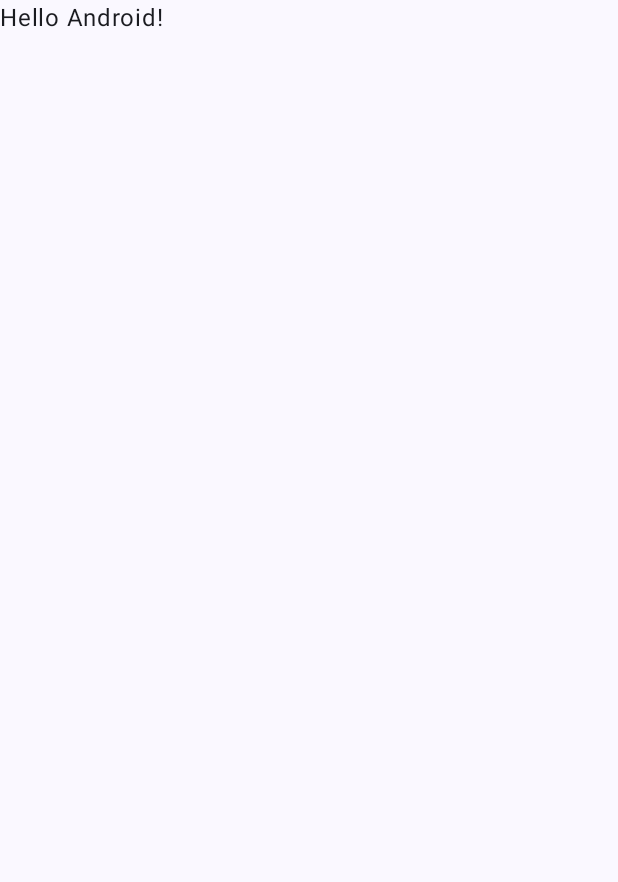
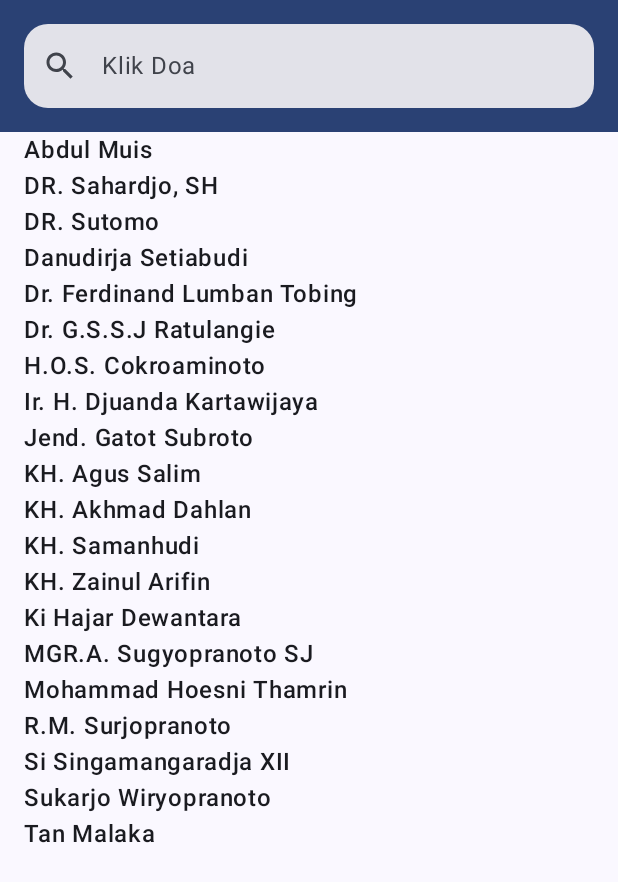
Before and after one commit to erikgunawan/KlikDoa, an Android app built with Jetpack Compose: the screen it shows after launch (MainActivity), on a phone screen of 412 x 824 dp. Before the commit the part shown is almost empty. Shown: the top 882 px of the screen. Run offline under Robolectric (Android 15) with nearby library versions, the phone set to English and light mode, and no system bars.

```diff
--- a/app/build.gradle
+++ b/app/build.gradle
@@ -53,7 +53,9 @@ dependencies {
     implementation 'androidx.activity:activity-compose:1.6.1'
     implementation "androidx.compose.ui:ui:$compose_version"
     implementation "androidx.compose.ui:ui-tooling-preview:$compose_version"
+//  implementation "androidx.compose.material:material:$compose_version"
     implementation 'androidx.compose.material3:material3:1.1.0-alpha03'
+  implementation "androidx.lifecycle:lifecycle-viewmodel-compose:2.5.1"
     testImplementation 'junit:junit:4.13.2'
     androidTestImplementation 'androidx.test.ext:junit:1.1.4'
     androidTestImplementation 'androidx.test.espresso:espresso-core:3.5.0'
--- a/app/src/main/AndroidManifest.xml
+++ b/app/src/main/AndroidManifest.xml
@@ -13,7 +13,7 @@
         android:theme="@style/Theme.KlikDoa"
         tools:targetApi="31">
         <activity
-            android:name=".MainActivity"
+            android:name=".presentation.MainActivity"
             android:exported="true"
             android:theme="@style/Theme.KlikDoa">
             <intent-filter>
--- /dev/null
+++ b/app/src/main/java/id/ergun/klikdoa/data/model/Doa.kt
@@ -0,0 +1,9 @@
+package id.ergun.klikdoa.data.model
+
+/**
+ * Created by alfacart on 12/12/22.
+ */
+data class Doa(
+  val id: String,
+  val name: String
+)
--- /dev/null
+++ b/app/src/main/java/id/ergun/klikdoa/data/model/DoaData.kt
@@ -0,0 +1,90 @@
+package id.ergun.klikdoa.data.model
+
+/**
+ * Created by alfacart on 12/12/22.
+ */
+
+object DoaData {
+  val doas = listOf(
+    Doa(
+      "1",
+      "Abdul Muis"
+    ),
+    Doa(
+      "2",
+      "Ki Hajar Dewantara",
+    ),
+    Doa(
+      "3",
+      "R.M. Surjopranoto",
+    ),
+    Doa(
+      "4",
+      "Mohammad Hoesni Thamrin",
+    ),
+    Doa(
+      "5",
+      "KH. Samanhudi",
+    ),
+    Doa(
+      "6",
+      "H.O.S. Cokroaminoto",
+    ),
+    Doa(
+      "7",
+      "Danudirja Setiabudi",
+    ),
+    Doa(
+      "8",
+      "Si Singamangaradja XII",
+    ),
+    Doa(
+      "9",
+      "Dr. G.S.S.J Ratulangie",
+    ),
+    Doa(
+      "10",
+      "DR. Sutomo",
+    ),
+    Doa(
+      "11",
+      "KH. Akhmad Dahlan",
+    ),
+    Doa(
+      "12",
+      "KH. Agus Salim",
+    ),
+    Doa(
+      "13",
+      "Jend. Gatot Subroto",
+    ),
+    Doa(
+      "14",
+      "Sukarjo Wiryopranoto",
+    ),
+    Doa(
+      "15",
+      "Dr. Ferdinand Lumban Tobing",
+    ),
+    Doa(
+      "16",
+      "KH. Zainul Arifin",
+    ),
+    Doa(
+      "17",
+      "Tan Malaka",
+    ),
+    Doa(
+      "18",
+      "MGR.A. Sugyopranoto SJ",
+    ),
+    Doa(
+      "19",
+      "Ir. H. Djuanda Kartawijaya",
+    ),
+    Doa(
+      "20",
+      "DR. Sahardjo, SH",
+    ),
+  )
+}
--- /dev/null
+++ b/app/src/main/java/id/ergun/klikdoa/data/repository/DoaRepository.kt
@@ -0,0 +1,19 @@
+package id.ergun.klikdoa.data.repository
+
+import id.ergun.klikdoa.data.model.Doa
+import id.ergun.klikdoa.data.model.DoaData
+
+/**
+ * Created by alfacart on 12/12/22.
+ */
+class DoaRepository {
+  fun getDoas(): List<Doa> {
+    return DoaData.doas
+  }
+
+  fun searchDoa(query: String): List<Doa>{
+    return DoaData.doas.filter {
+      it.name.contains(query, ignoreCase = true)
+    }
+  }
+}
--- a/app/src/main/java/id/ergun/klikdoa/MainActivity.kt
+++ b/app/src/main/java/id/ergun/klikdoa/presentation/MainActivity.kt
@@ -1,4 +1,4 @@
-package id.ergun.klikdoa
+package id.ergun.klikdoa.presentation
 
 import android.os.Bundle
 import androidx.activity.ComponentActivity
@@ -10,7 +10,8 @@ import androidx.compose.material3.Text
 import androidx.compose.runtime.Composable
 import androidx.compose.ui.Modifier
 import androidx.compose.ui.tooling.preview.Preview
-import id.ergun.klikdoa.ui.theme.KlikDoaTheme
+import id.ergun.klikdoa.presentation.feature.doa.DoaScreen
+import id.ergun.klikdoa.presentation.ui.theme.KlikDoaTheme
 
 /**
  * @author erikgunawan
@@ -26,7 +27,8 @@ class MainActivity : ComponentActivity() {
                     modifier = Modifier.fillMaxSize(),
                     color = MaterialTheme.colorScheme.background
                 ) {
-                    Greeting("Android")
+                  DoaScreen()
+//                    Greeting("Android")
                 }
             }
         }
--- /dev/null
+++ b/app/src/main/java/id/ergun/klikdoa/presentation/feature/doa/DoaScreen.kt
@@ -0,0 +1,250 @@
+package id.ergun.klikdoa.presentation.feature.doa
+
+import androidx.compose.animation.AnimatedVisibility
+import androidx.compose.animation.core.tween
+import androidx.compose.animation.fadeIn
+import androidx.compose.animation.fadeOut
+import androidx.compose.animation.slideInVertically
+import androidx.compose.animation.slideOutVertically
+import androidx.compose.foundation.ExperimentalFoundationApi
+import androidx.compose.foundation.background
+import androidx.compose.foundation.clickable
+import androidx.compose.foundation.layout.Box
+import androidx.compose.foundation.layout.PaddingValues
+import androidx.compose.foundation.layout.Row
+import androidx.compose.foundation.layout.fillMaxWidth
+import androidx.compose.foundation.layout.heightIn
+import androidx.compose.foundation.layout.padding
+import androidx.compose.foundation.layout.size
+import androidx.compose.foundation.lazy.LazyColumn
+import androidx.compose.foundation.lazy.items
+import androidx.compose.foundation.lazy.rememberLazyListState
+import androidx.compose.foundation.shape.CircleShape
+import androidx.compose.foundation.shape.RoundedCornerShape
+import androidx.compose.material.icons.Icons
+import androidx.compose.material.icons.filled.KeyboardArrowUp
+import androidx.compose.material.icons.filled.Search
+import androidx.compose.material3.Button
+import androidx.compose.material3.ButtonDefaults
+import androidx.compose.material3.ExperimentalMaterial3Api
+import androidx.compose.material3.Icon
+import androidx.compose.material3.MaterialTheme
+import androidx.compose.material3.Surface
+import androidx.compose.material3.Text
+import androidx.compose.material3.TextField
+import androidx.compose.material3.TextFieldDefaults
+import androidx.compose.runtime.Composable
+import androidx.compose.runtime.collectAsState
+import androidx.compose.runtime.derivedStateOf
+import androidx.compose.runtime.getValue
+import androidx.compose.runtime.remember
+import androidx.compose.runtime.rememberCoroutineScope
+import androidx.compose.ui.Alignment
+import androidx.compose.ui.Modifier
+import androidx.compose.ui.draw.clip
+import androidx.compose.ui.draw.shadow
+import androidx.compose.ui.graphics.Color
+import androidx.compose.ui.layout.ContentScale
+import androidx.compose.ui.res.stringResource
+import androidx.compose.ui.text.font.FontWeight
+import androidx.compose.ui.text.style.TextAlign
+import androidx.compose.ui.tooling.preview.Preview
+import androidx.compose.ui.unit.dp
+import androidx.lifecycle.viewmodel.compose.viewModel
+import id.ergun.klikdoa.R
+import id.ergun.klikdoa.data.repository.DoaRepository
+import id.ergun.klikdoa.presentation.ui.theme.KlikDoaTheme
+import id.ergun.klikdoa.presentation.viewmodel.DoaViewModel
+import id.ergun.klikdoa.presentation.viewmodel.ViewModelFactory
+import kotlinx.coroutines.launch
+
+/**
+ * Created by alfacart on 12/12/22.
+ */
+
+@OptIn(ExperimentalFoundationApi::class)
+@Composable
+fun DoaScreen(
+  modifier: Modifier = Modifier,
+  viewModel: DoaViewModel = viewModel(factory = ViewModelFactory(DoaRepository()))
+) {
+  val groupedDoas by viewModel.groupedDoas.collectAsState()
+  val query by viewModel.query
+
+  Box(modifier = modifier) {
+    val scope = rememberCoroutineScope()
+    val listState = rememberLazyListState()
+    val showButton: Boolean by remember {
+      derivedStateOf { listState.firstVisibleItemIndex > 0 }
+    }
+    LazyColumn(
+      state = listState,
+      contentPadding = PaddingValues(bottom = 80.dp)
+    ) {
+      item {
+        SearchBar(
+          query = query,
+          onQueryChange = viewModel::search,
+          modifier = Modifier.background(MaterialTheme.colorScheme.primary)
+        )
+      }
+      groupedDoas.forEach { (initial, doas) ->
+//        stickyHeader {
+//          CharacterHeader(initial)
+//        }
+        items(doas, key = { it.id }) { doa ->
+          DoaListItem(
+            name = doa.name,
+            photoUrl = "",
+            modifier = Modifier
+              .fillMaxWidth()
+              .animateItemPlacement(tween(durationMillis = 100))
+          )
+        }
+      }
+    }
+
+    AnimatedVisibility(
+      visible = showButton,
+      enter = fadeIn() + slideInVertically(),
+      exit = fadeOut() + slideOutVertically(),
+      modifier = Modifier
+        .padding(bottom = 30.dp)
+        .align(Alignment.BottomCenter)
+    ) {
+      ScrollToTopButton(
+        onClick = {
+          scope.launch {
+            listState.animateScrollToItem(index = 0)
+          }
+        }
+      )
+    }
+  }
+}
+
+@Composable
+fun DoaListItem(
+  name: String,
+  photoUrl: String,
+  modifier: Modifier = Modifier
+) {
+  Row(
+    verticalAlignment = Alignment.CenterVertically,
+    modifier = modifier.clickable {}
+  ) {
+//    AsyncImage(
+//      model = photoUrl,
+//      contentDescription = null,
+//      contentScale = ContentScale.Crop,
+//      modifier = Modifier
+//        .padding(8.dp)
+//        .size(60.dp)
+//        .clip(CircleShape)
+//    )
+    Text(
+      text = name,
+      fontWeight = FontWeight.Medium,
+      modifier = Modifier
+        .fillMaxWidth()
+        .weight(1f)
+        .padding(start = 16.dp)
+    )
+  }
+}
+
+@Composable
+fun ScrollToTopButton(
+  onClick: () -> Unit,
+  modifier: Modifier = Modifier
+) {
+  Button(
+    onClick = onClick,
+    modifier = modifier
+      .shadow(10.dp, shape = CircleShape)
+      .clip(shape = CircleShape)
+      .size(56.dp),
+    colors = ButtonDefaults.buttonColors(
+//      backgroundColor = Color.White,
+      contentColor = MaterialTheme.colorScheme.primary
+    )
+  ) {
+    Icon(
+      imageVector = Icons.Filled.KeyboardArrowUp,
+      contentDescription = stringResource(R.string.app_name),
+    )
+  }
+}
+
+@Composable
+fun CharacterHeader(
+  char: Char,
+  modifier: Modifier = Modifier
+) {
+  Surface(
+    color = MaterialTheme.colorScheme.primary,
+    modifier = modifier
+  ) {
+    Text(
+      text = char.toString(),
+      fontWeight = FontWeight.Black,
+      color = Color.White,
+      textAlign = TextAlign.Center,
+      modifier = Modifier
+        .fillMaxWidth()
+        .padding(8.dp)
+    )
+  }
+}
+
+@OptIn(ExperimentalMaterial3Api::class)
+@Composable
+fun SearchBar(
+  query: String,
+  onQueryChange: (String) -> Unit,
+  modifier: Modifier = Modifier
+) {
+  TextField(
+    value = query,
+    onValueChange = onQueryChange,
+    leadingIcon = {
+      Icon(
+        imageVector = Icons.Default.Search,
+        contentDescription = null
+      )
+    },
+    colors = TextFieldDefaults.textFieldColors(
+//      backgroundColor = MaterialTheme.colors.surface,
+      disabledIndicatorColor = Color.Transparent,
+      focusedIndicatorColor = Color.Transparent,
+      unfocusedIndicatorColor = Color.Transparent,
+    ),
+    placeholder = {
+      Text(stringResource(R.string.app_name))
+    },
+    modifier = modifier
+      .padding(16.dp)
+      .fillMaxWidth()
+      .heightIn(min = 48.dp)
+      .clip(RoundedCornerShape(16.dp))
+  )
+}
+
+@Preview(showBackground = true)
+@Composable
+fun DoaScreenPreview() {
+  KlikDoaTheme {
+    DoaScreen()
+  }
+}
+
+@Preview(showBackground = true)
+@Composable
+fun DoaListItemPreview() {
+  KlikDoaTheme {
+    DoaListItem(
+      name = "H.O.S. Cokroaminoto",
+      photoUrl = ""
+    )
+  }
+}
--- a/app/src/main/java/id/ergun/klikdoa/feature/splash/SplashActivity.kt
+++ b/app/src/main/java/id/ergun/klikdoa/presentation/feature/splash/SplashActivity.kt
@@ -1,4 +1,4 @@
-package id.ergun.klikdoa.feature.splash
+package id.ergun.klikdoa.presentation.feature.splash
 
 /**
  * @author erikgunawan
--- a/app/src/main/java/id/ergun/klikdoa/ui/theme/Color.kt
+++ b/app/src/main/java/id/ergun/klikdoa/presentation/ui/theme/Color.kt
@@ -1,4 +1,4 @@
-package id.ergun.klikdoa.ui.theme
+package id.ergun.klikdoa.presentation.ui.theme
 
 import androidx.compose.ui.graphics.Color
 
--- a/app/src/main/java/id/ergun/klikdoa/ui/theme/Theme.kt
+++ b/app/src/main/java/id/ergun/klikdoa/presentation/ui/theme/Theme.kt
@@ -1,4 +1,4 @@
-package id.ergun.klikdoa.ui.theme
+package id.ergun.klikdoa.presentation.ui.theme
 
 import android.app.Activity
 import android.os.Build
--- a/app/src/main/java/id/ergun/klikdoa/ui/theme/Type.kt
+++ b/app/src/main/java/id/ergun/klikdoa/presentation/ui/theme/Type.kt
@@ -1,4 +1,4 @@
-package id.ergun.klikdoa.ui.theme
+package id.ergun.klikdoa.presentation.ui.theme
 
 import androidx.compose.material3.Typography
 import androidx.compose.ui.text.TextStyle
--- /dev/null
+++ b/app/src/main/java/id/ergun/klikdoa/presentation/viewmodel/DoaViewModel.kt
@@ -0,0 +1,45 @@
+package id.ergun.klikdoa.presentation.viewmodel
+
+import androidx.compose.runtime.State
+import androidx.compose.runtime.mutableStateOf
+import androidx.lifecycle.ViewModel
+import androidx.lifecycle.ViewModelProvider
+import id.ergun.klikdoa.data.model.Doa
+import id.ergun.klikdoa.data.repository.DoaRepository
+import kotlinx.coroutines.flow.MutableStateFlow
+import kotlinx.coroutines.flow.StateFlow
+
+/**
+ * Created by alfacart on 12/12/22.
+ */
+
+class DoaViewModel(private val repository: DoaRepository) : ViewModel() {
+  private val _groupedDoas = MutableStateFlow(
+    repository.getDoas()
+      .sortedBy { it.name }
+      .groupBy { it.name[0] }
+  )
+  val groupedDoas: StateFlow<Map<Char, List<Doa>>> get() = _groupedDoas
+
+  private val _query = mutableStateOf("")
+  val query: State<String> get() = _query
+
+  fun search(newQuery: String) {
+    _query.value = newQuery
+    _groupedDoas.value = repository.searchDoa(_query.value)
+      .sortedBy { it.name }
+      .groupBy { it.name[0] }
+  }
+}
+
+class ViewModelFactory(private val repository: DoaRepository) :
+  ViewModelProvider.NewInstanceFactory() {
+
+  @Suppress("UNCHECKED_CAST")
+  override fun <T : ViewModel> create(modelClass: Class<T>): T {
+    if (modelClass.isAssignableFrom(DoaViewModel::class.java)) {
+      return DoaViewModel(repository) as T
+    }
+    throw IllegalArgumentException("Unknown ViewModel class: " + modelClass.name)
+  }
+}
```
